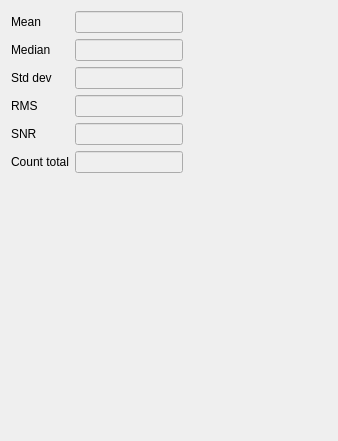
Old version of the form specviz/plugins/statistics/statistics.ui in the repository spacetelescope/specviz.
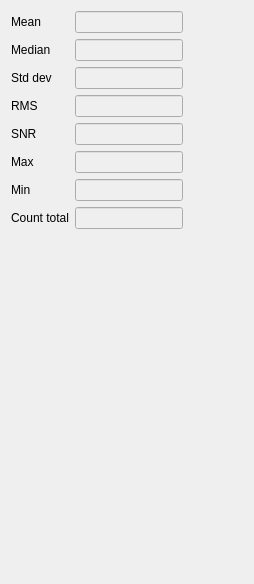
New version of the form.

Diff of the .ui file:
```diff
--- a/specviz/plugins/statistics/statistics.ui
+++ b/specviz/plugins/statistics/statistics.ui
@@ -6,8 +6,8 @@
    <rect>
     <x>0</x>
     <y>0</y>
-    <width>338</width>
-    <height>441</height>
+    <width>254</width>
+    <height>584</height>
    </rect>
   </property>
   <property name="windowTitle">
@@ -92,33 +92,73 @@
        </property>
       </widget>
      </item>
-     <item row="6" column="0">
+     <item row="10" column="0">
       <widget class="QLabel" name="countTotalLabel">
        <property name="text">
         <string>Count total</string>
        </property>
       </widget>
      </item>
-     <item row="6" column="1">
+     <item row="10" column="1">
       <widget class="QLineEdit" name="count_total_line_edit">
        <property name="enabled">
         <bool>false</bool>
        </property>
       </widget>
      </item>
+     <item row="8" column="0">
+      <widget class="QLabel" name="max_val_label">
+       <property name="text">
+        <string>Max</string>
+       </property>
+      </widget>
+     </item>
+     <item row="8" column="1">
+      <widget class="QLineEdit" name="max_val_line_edit">
+       <property name="enabled">
+        <bool>false</bool>
+       </property>
+      </widget>
+     </item>
+     <item row="9" column="0">
+      <widget class="QLabel" name="min_val_label">
+       <property name="text">
+        <string>Min</string>
+       </property>
+      </widget>
+     </item>
+     <item row="9" column="1">
+      <widget class="QLineEdit" name="min_val_line_edit">
+       <property name="enabled">
+        <bool>false</bool>
+       </property>
+      </widget>
+     </item>
     </layout>
    </item>
    <item>
-    <widget class="QLineEdit" name="status_display">
-     <property name="enabled">
-      <bool>false</bool>
+    <widget class="QPlainTextEdit" name="status_display">
+     <property name="minimumSize">
+      <size>
+       <width>230</width>
+       <height>192</height>
+      </size>
+     </property>
+     <property name="maximumSize">
+      <size>
+       <width>230</width>
+       <height>192</height>
+      </size>
      </property>
      <property name="styleSheet">
       <string notr="true">background-color: rgba(255, 255, 255, 0);
 </string>
      </property>
-     <property name="frame">
-      <bool>false</bool>
+     <property name="frameShape">
+      <enum>QFrame::NoFrame</enum>
+     </property>
+     <property name="readOnly">
+      <bool>true</bool>
      </property>
     </widget>
    </item>
```
Left out of the diff: 23 changed lines with no effect on the pictures.
